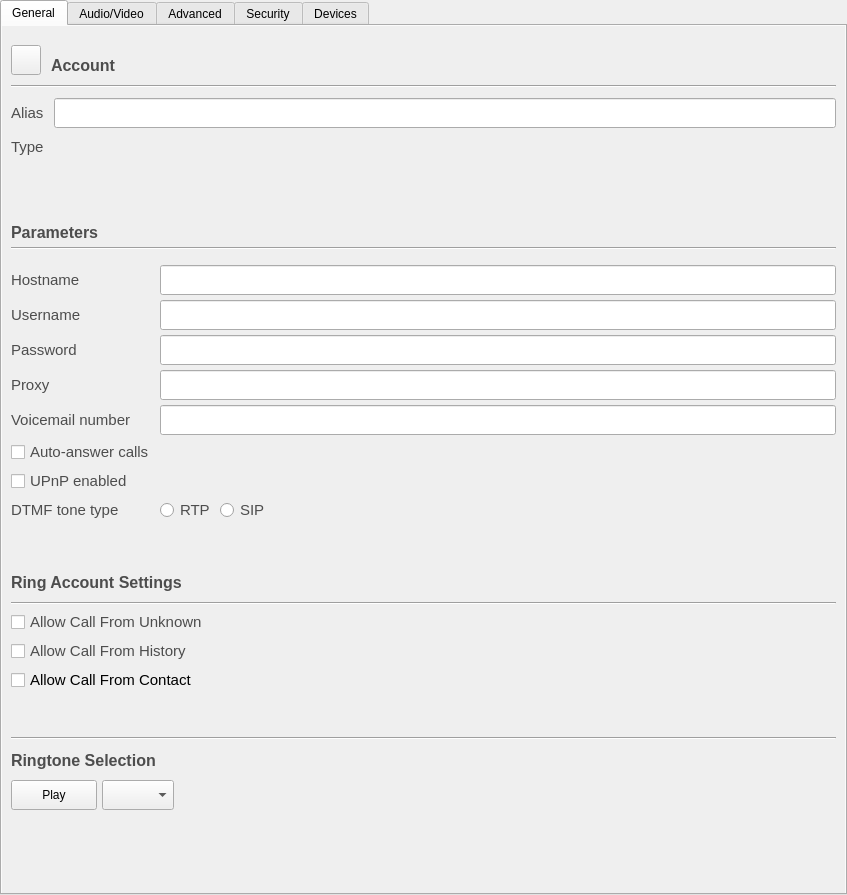
savoirfairelinux/jami-client-windows, file accountdetails.ui: the form before one commit.
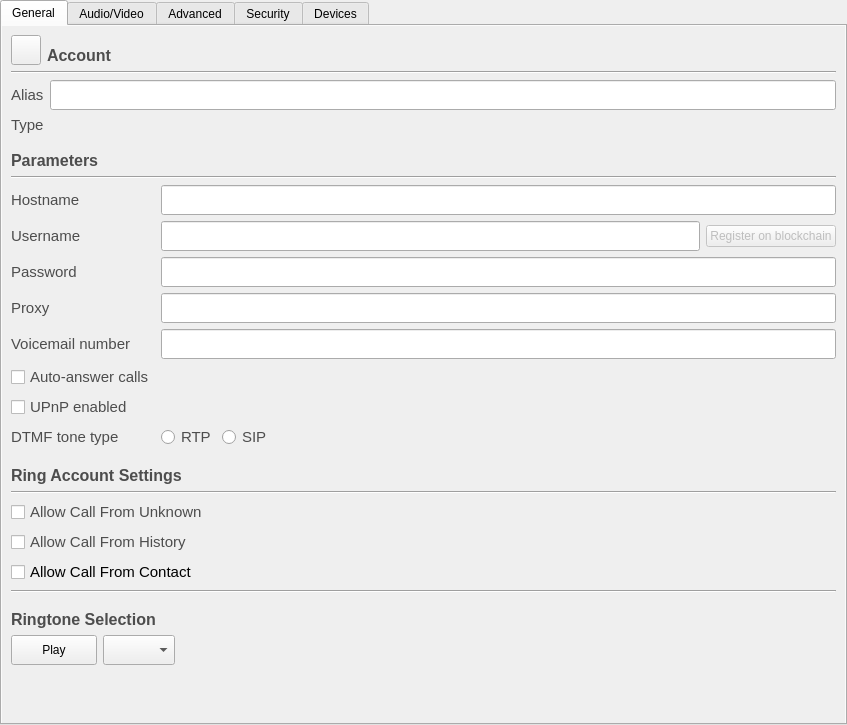
The form after the commit. Icons and pictures are not drawn. Custom widgets are drawn as their Qt base class.

Commit message: ui: Implement Ring usernames (Ethereum)

```diff
--- a/accountdetails.ui
+++ b/accountdetails.ui
@@ -2,12 +2,15 @@
 <ui version="4.0">
  <class>AccountDetails</class>
  <widget class="QWidget" name="AccountDetails">
+  <property name="enabled">
+   <bool>true</bool>
+  </property>
   <property name="geometry">
    <rect>
     <x>0</x>
     <y>0</y>
     <width>847</width>
-    <height>895</height>
+    <height>725</height>
    </rect>
   </property>
   <property name="sizePolicy">
@@ -92,23 +95,14 @@
             <x>0</x>
             <y>0</y>
             <width>843</width>
-            <height>856</height>
+            <height>692</height>
            </rect>
           </property>
           <layout class="QVBoxLayout" name="verticalLayout_12">
-           <property name="bottomMargin">
-            <number>0</number>
-           </property>
            <item>
             <layout class="QVBoxLayout" name="verticalLayout_5">
-             <property name="spacing">
-              <number>10</number>
-             </property>
              <item>
               <layout class="QHBoxLayout" name="horizontalLayout_3">
-               <property name="topMargin">
-                <number>10</number>
-               </property>
                <item>
                 <widget class="QPushButton" name="deleteAccountButton">
                  <property name="minimumSize">
@@ -187,10 +181,7 @@
              </item>
              <item>
               <layout class="QFormLayout" name="formLayout">
-               <property name="verticalSpacing">
-                <number>10</number>
-               </property>
-               <item row="1" column="0">
+               <item row="0" column="0">
                 <widget class="QLabel" name="aliasLabel">
                  <property name="font">
                   <font>
@@ -208,7 +199,7 @@
                  </property>
                 </widget>
                </item>
-               <item row="1" column="1">
+               <item row="0" column="1">
                 <widget class="QLineEdit" name="lrcfg_alias">
                  <property name="sizePolicy">
                   <sizepolicy hsizetype="MinimumExpanding" vsizetype="Fixed">
@@ -224,7 +215,7 @@
                  </property>
                 </widget>
                </item>
-               <item row="2" column="0">
+               <item row="1" column="0">
                 <widget class="QLabel" name="typeLabel">
                  <property name="font">
                   <font>
@@ -239,7 +230,7 @@
                  </property>
                 </widget>
                </item>
-               <item row="2" column="1">
+               <item row="1" column="1">
                 <widget class="QLabel" name="typeValueLabel">
                  <property name="sizePolicy">
                   <sizepolicy hsizetype="MinimumExpanding" vsizetype="Preferred">
@@ -254,32 +245,6 @@
                </item>
               </layout>
              </item>
-            </layout>
-           </item>
-           <item>
-            <spacer name="verticalSpacer_2">
-             <property name="orientation">
-              <enum>Qt::Vertical</enum>
-             </property>
-             <property name="sizeType">
-              <enum>QSizePolicy::Fixed</enum>
-             </property>
-             <property name="sizeHint" stdset="0">
-              <size>
-               <width>20</width>
-               <height>40</height>
-              </size>
-             </property>
-            </spacer>
-           </item>
-           <item>
-            <layout class="QVBoxLayout" name="verticalLayout_6" stretch="0,0,0,0,0,0,0,0,0,0,0,0,0,0">
-             <property name="spacing">
-              <number>5</number>
-             </property>
-             <property name="topMargin">
-              <number>10</number>
-             </property>
              <item>
               <widget class="QLabel" name="paramLabel">
                <property name="minimumSize">
@@ -318,9 +283,6 @@
              </item>
              <item>
               <layout class="QFormLayout" name="formLayout_2">
-               <property name="topMargin">
-                <number>10</number>
-               </property>
                <item row="0" column="0">
                 <widget class="QLabel" name="hostnameLabel">
                  <property name="sizePolicy">
@@ -361,6 +323,66 @@
                  </property>
                 </widget>
                </item>
+               <item row="1" column="0">
+                <widget class="QLabel" name="usernameLabel">
+                 <property name="sizePolicy">
+                  <sizepolicy hsizetype="MinimumExpanding" vsizetype="Preferred">
+                   <horstretch>0</horstretch>
+                   <verstretch>0</verstretch>
+                  </sizepolicy>
+                 </property>
+                 <property name="font">
+                  <font>
+                   <pointsize>11</pointsize>
+                  </font>
+                 </property>
+                 <property name="styleSheet">
+                  <string notr="true">color: rgb(77, 77, 77);</string>
+                 </property>
+                 <property name="text">
+                  <string>Username</string>
+                 </property>
+                 <property name="buddy">
+                  <cstring>lrcfg_username</cstring>
+                 </property>
+                </widget>
+               </item>
+               <item row="1" column="1">
+                <layout class="QHBoxLayout" name="horizontalLayout_10">
+                 <item>
+                  <widget class="QLineEdit" name="lrcfg_username">
+                   <property name="enabled">
+                    <bool>true</bool>
+                   </property>
+                   <property name="sizePolicy">
+                    <sizepolicy hsizetype="MinimumExpanding" vsizetype="Fixed">
+                     <horstretch>0</horstretch>
+                     <verstretch>0</verstretch>
+                    </sizepolicy>
+                   </property>
+                   <property name="minimumSize">
+                    <size>
+                     <width>0</width>
+                     <height>30</height>
+                    </size>
+                   </property>
+                   <property name="readOnly">
+                    <bool>true</bool>
+                   </property>
+                  </widget>
+                 </item>
+                 <item>
+                  <widget class="QPushButton" name="registerButton">
+                   <property name="enabled">
+                    <bool>false</bool>
+                   </property>
+                   <property name="text">
+                    <string>Register on blockchain</string>
+                   </property>
+                  </widget>
+                 </item>
+                </layout>
+               </item>
                <item row="2" column="0">
                 <widget class="QLabel" name="passwordLabel">
                  <property name="sizePolicy">
@@ -588,70 +610,8 @@
                  </item>
                 </layout>
                </item>
-               <item row="1" column="0">
-                <widget class="QLabel" name="usernameLabel">
-                 <property name="sizePolicy">
-                  <sizepolicy hsizetype="MinimumExpanding" vsizetype="Preferred">
-                   <horstretch>0</horstretch>
-                   <verstretch>0</verstretch>
-                  </sizepolicy>
-                 </property>
-                 <property name="font">
-                  <font>
-                   <pointsize>11</pointsize>
-                  </font>
-                 </property>
-                 <property name="styleSheet">
-                  <string notr="true">color: rgb(77, 77, 77);</string>
-                 </property>
-                 <property name="text">
-                  <string>Username</string>
-                 </property>
-                 <property name="buddy">
-                  <cstring>lrcfg_username</cstring>
-                 </property>
-                </widget>
-               </item>
-               <item row="1" column="1">
-                <widget class="QLineEdit" name="lrcfg_username">
-                 <property name="enabled">
-                  <bool>true</bool>
-                 </property>
-                 <property name="sizePolicy">
-                  <sizepolicy hsizetype="MinimumExpanding" vsizetype="Fixed">
-                   <horstretch>0</horstretch>
-                   <verstretch>0</verstretch>
-                  </sizepolicy>
-                 </property>
-                 <property name="minimumSize">
-                  <size>
-                   <width>0</width>
-                   <height>30</height>
-                  </size>
-                 </property>
-                 <property name="readOnly">
-                  <bool>true</bool>
-                 </property>
-                </widget>
-               </item>
               </layout>
              </item>
-             <item>
-              <spacer name="verticalSpacer_6">
-               <property name="orientation">
-                <enum>Qt::Vertical</enum>
-               </property>
-               <property name="sizeType">
-                <enum>QSizePolicy::Fixed</enum>
-               </property>
-               <property name="sizeHint" stdset="0">
-                <size>
-                 <width>20</width>
-                 <height>40</height>
-                </size>
-               </property>
-              </spacer>
-             </item>
              <item>
               <widget class="QLabel" name="label_27">
                <property name="minimumSize">
@@ -660,6 +620,12 @@
                  <height>30</height>
                 </size>
                </property>
+               <property name="maximumSize">
+                <size>
+                 <width>16777215</width>
+                 <height>20</height>
+                </size>
+               </property>
                <property name="font">
                 <font>
                  <pointsize>12</pointsize>
@@ -686,6 +652,8 @@
               </widget>
              </item>
              <item>
+              <layout class="QVBoxLayout" name="verticalLayout_6">
+               <item>
               <widget class="QCheckBox" name="lrcfg_allowIncomingFromUnknown">
                <property name="font">
                 <font>
@@ -727,22 +695,6 @@
                </property>
               </widget>
              </item>
-             <item>
-              <spacer name="verticalSpacer_5">
-               <property name="orientation">
-                <enum>Qt::Vertical</enum>
-               </property>
-               <property name="sizeType">
-                <enum>QSizePolicy::Fixed</enum>
-               </property>
-               <property name="sizeHint" stdset="0">
-                <size>
-                 <width>20</width>
-                 <height>40</height>
-                </size>
-               </property>
-              </spacer>
-             </item>
              <item>
               <widget class="Line" name="line_2">
                <property name="orientation">
@@ -758,6 +710,12 @@
                  <height>30</height>
                 </size>
                </property>
+                 <property name="maximumSize">
+                  <size>
+                   <width>16777215</width>
+                   <height>20</height>
+                  </size>
+                 </property>
                <property name="font">
                 <font>
                  <pointsize>12</pointsize>
@@ -822,8 +780,10 @@
                </item>
               </layout>
              </item>
+              </layout>
+             </item>
              <item>
-              <spacer name="verticalSpacer_8">
+              <spacer name="verticalSpacer_2">
                <property name="orientation">
                 <enum>Qt::Vertical</enum>
                </property>
```
Left out of the diff: 74 changed lines with no effect on the pictures. Lines whose indentation alone changed are shown as unchanged. The commit also changes 5 other files.
